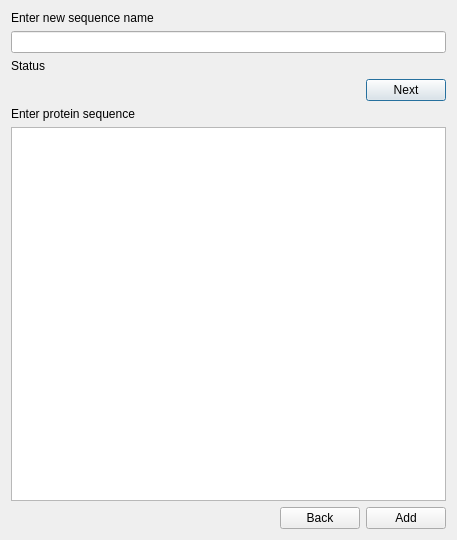
Qt form pyssa/gui/ui/forms/add_sequence_view.ui (urban233/PySSA) before a commit.
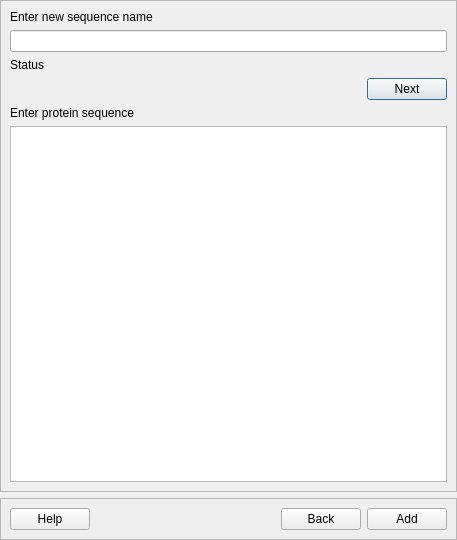
The same form after that commit.

Commit message: update: added new help design to dialogs

Patch:
```diff
--- a/pyssa/gui/ui/forms/add_sequence_view.ui
+++ b/pyssa/gui/ui/forms/add_sequence_view.ui
@@ -13,6 +13,27 @@
   <property name="windowTitle">
    <string>Dialog</string>
   </property>
+  <layout class="QVBoxLayout" name="verticalLayout_5">
+   <property name="leftMargin">
+    <number>0</number>
+   </property>
+   <property name="topMargin">
+    <number>0</number>
+   </property>
+   <property name="rightMargin">
+    <number>0</number>
+   </property>
+   <property name="bottomMargin">
+    <number>0</number>
+   </property>
+   <item>
+    <widget class="QFrame" name="frame">
+     <property name="frameShape">
+      <enum>QFrame::StyledPanel</enum>
+     </property>
+     <property name="frameShadow">
+      <enum>QFrame::Raised</enum>
+     </property>
   <layout class="QVBoxLayout" name="verticalLayout_3">
    <item>
     <layout class="QVBoxLayout" name="verticalLayout">
@@ -71,8 +92,29 @@
      <item>
       <widget class="QTextEdit" name="le_protein_seq"/>
      </item>
+       </layout>
+      </item>
+     </layout>
+    </widget>
+   </item>
+   <item>
+    <widget class="QFrame" name="frame_bottom">
+     <property name="frameShape">
+      <enum>QFrame::StyledPanel</enum>
+     </property>
+     <property name="frameShadow">
+      <enum>QFrame::Raised</enum>
+     </property>
+     <layout class="QVBoxLayout" name="verticalLayout_4">
      <item>
       <layout class="QHBoxLayout" name="horizontalLayout_2">
+        <item>
+         <widget class="QPushButton" name="btn_help">
+          <property name="text">
+           <string>Help</string>
+          </property>
+         </widget>
+        </item>
        <item>
         <spacer name="horizontalSpacer_2">
          <property name="orientation">
@@ -103,6 +145,7 @@
       </layout>
      </item>
     </layout>
+    </widget>
    </item>
   </layout>
  </widget>
```
Lines whose indentation alone changed are shown as unchanged. The commit also changes 20 other files.
